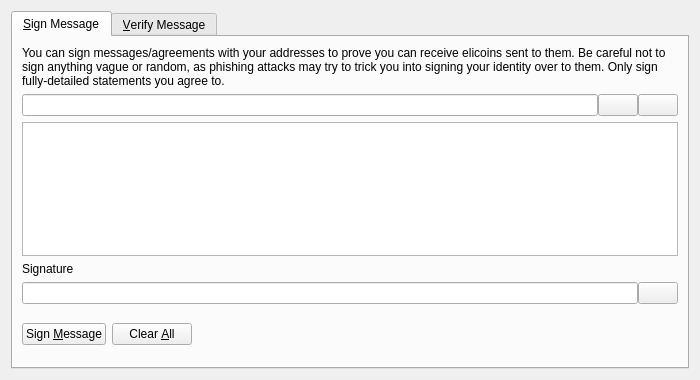
First picture: the form in src/qt/forms/signverifymessagedialog.ui, repository elicoin/elicoin, before the edit.
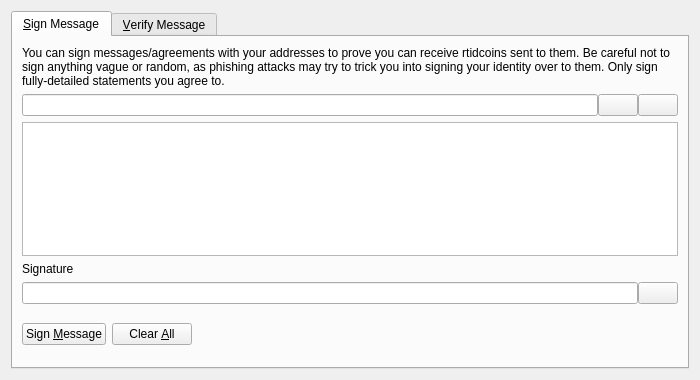
Second picture: the form after the edit. Icons and pictures are not drawn. Custom widgets are drawn as their Qt base class.

Patch:
```diff
--- a/src/qt/forms/signverifymessagedialog.ui
+++ b/src/qt/forms/signverifymessagedialog.ui
@@ -30,7 +30,7 @@
        <item>
         <widget class="QLabel" name="infoLabel_SM">
          <property name="text">
-          <string>You can sign messages/agreements with your addresses to prove you can receive elicoins sent to them. Be careful not to sign anything vague or random, as phishing attacks may try to trick you into signing your identity over to them. Only sign fully-detailed statements you agree to.</string>
+          <string>You can sign messages/agreements with your addresses to prove you can receive rtidcoins sent to them. Be careful not to sign anything vague or random, as phishing attacks may try to trick you into signing your identity over to them. Only sign fully-detailed statements you agree to.</string>
          </property>
          <property name="textFormat">
           <enum>Qt::PlainText</enum>
```
Left out of the diff: 8 changed lines with no effect on the pictures.
